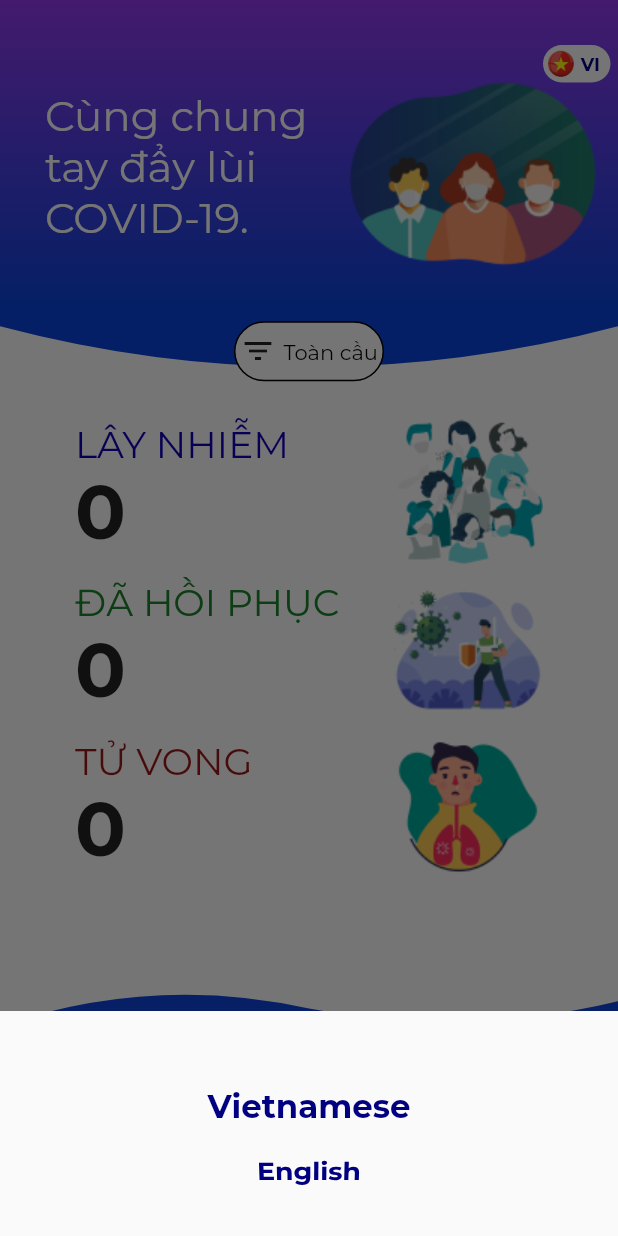
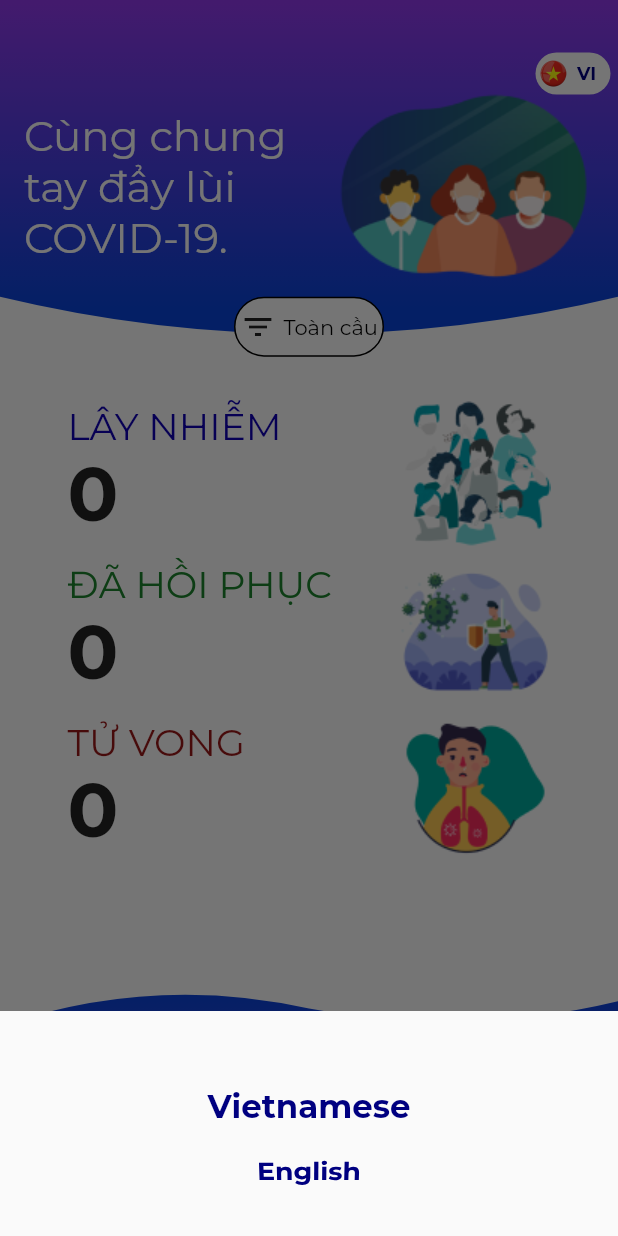
Before and after one commit to AgamottoZ/covid_tracker, a Flutter app: the screen it shows after launch, after a tap on "VI", on a phone screen of 412 x 824 dp. Run offline on Flutter 3.47's test engine with Material 2 defaults, Android fonts, the phone set to English and light mode, and no system bars; drawn by our look-alikes of flare_flutter; our stand-ins replace dio, easy_localization, flutter_dotenv, flutter_swiper, get_it, google_fonts and 3 more; missing offline and left inert: ansicolor, flutter_echarts; network calls fail; project files that could hold a hidden picture were left out.

Commit message:
Minor refactor UI

```diff
--- a/lib/screens/home/charts/line_chart.dart
+++ b/lib/screens/home/charts/line_chart.dart
@@ -5,102 +5,89 @@
     List<int> confirmed,
     List<int> deaths,
     List<int> recovered}) {
+  // return '''
+  //       option = {
+  //               xAxis: {
+  //                       show: true,
+  //                       type: 'category',
+  //                       data: ${jsonEncode(dates)},
+  //                       splitLine: {
+  //                               show: false
+  //                       }
+  //               },
+  //               yAxis: {
+  //                       show: true,
+  //                       type: 'value',
+  //                       splitLine: {
+  //                               show: false
+  //                       },
+  //               },
+  //   grid: [{
+  //       bottom: '10%'
+  //   }, {
+  //       top: '10%'
+  //   }],
+  //               series: [{
+  //                       type: 'line',
+  //                       smooth:true,
+  //                       showSymbol: false,
+  //                       hoverAnimation: true,
+  //           areaStyle: {
+  //                       smooth:true,
+  //                        color: '#29056b'
+  //                  },
+  //                       lineStyle: {
+  //                               width: 3,
+  //                               color: '#29056b'
+  //                       },
+  //                       data: $confirmed
+  //               },
+  //               {
+  //                       type: 'line',
+  //                       smooth:true,
+  //                       showSymbol: false,
+  //                       hoverAnimation: true,
+  //           areaStyle: {
+  //                       smooth:true,
+  //                               color: 'green'},
+  //                       lineStyle: {
+  //                               width: 3,
+  //                               color: 'green'
+  //                       },
+  //                       data: $recovered
+  //               },
+  //               {
+  //                       type: 'line',
+  //                       smooth:true,
+  //                       showSymbol: false,
+  //                       hoverAnimation: true,
+  //           areaStyle: {
+  //                       smooth:true,
+  //                               color: 'red'},
+  //                       lineStyle: {
+  //                               width: 3,
+  //                               color: 'red'
+  //                       },
+  //                       data: $deaths
+  //               },]
+  //       }
+
+  //       ''';
   return '''
  option = {
-        dataZoom: [
-{
-            type: 'inside',
-            start: 50,
-            end: 100
-        },
-        {
-            show: true,
-            type: 'slider',
-            top: '90%',
-            handleIcon: 'M10.7,11.9H9.3c-4.9,0.3-8.8,4.4-8.8,9.4c0,5,3.9,9.1,8.8,9.4h1.3c4.9-0.3,8.8-4.4,8.8-9.4C19.5,16.3,15.6,12.2,10.7,11.9z M13.3,24.4H6.7V23h6.6V24.4z M13.3,19.6H6.7v-1.4h6.6V19.6z',
-        }
-    ],
    xAxis: {
-                        show: true,
        type: 'category',
-                        data: ${jsonEncode(dates)},
-                        splitLine: {
-                                show: false
-                        }
+       data: ['21/01/2020', '22/01/2020', '23/01/2020']
    },
    yAxis: {
-                        show: true,
-                        type: 'value',
-                        splitLine: {
-                                show: false
+       type: 'value'
    },
-                },
-    grid: [{
-        bottom: '10%'
-    }, {
-        top: '10%'
-    }],
    series: [{
-                        type: 'line',
-                        smooth:true,
-                        showSymbol: false,
-                        hoverAnimation: true,
-            areaStyle: {
-                        smooth:true,
-                         color: '#29056b'
-                   },
-                        lineStyle: {
-                                width: 3,
-                                color: '#29056b'
-                        },
-                        data: $confirmed
-                },
-                {
-                        type: 'line',
-                        smooth:true,
-                        showSymbol: false,
-                        hoverAnimation: true,
-            areaStyle: {
-                        smooth:true,
-                                color: 'green'},
-                        lineStyle: {
-                                width: 3,
-                                color: 'green'
-                        },
-                        data: $recovered
-                },
-                {
-                        type: 'line',
-                        smooth:true,
-                        showSymbol: false,
-                        hoverAnimation: true,
-            areaStyle: {
-                        smooth:true,
-                                color: 'red'},
-                        lineStyle: {
-                                width: 3,
-                                color: 'red'
-                        },
-                        data: $deaths
-                },]
-        }
-
+       data: [820, 932, 901, 934, 1290, 1330, 1320],
+       type: 'line'
+   }]
+ };
  ''';
-//  return '''
-//  option = {
-//    xAxis: {
-//        type: 'category',
-//        data: ['21/01/2020', '22/01/2020', '23/01/2020']
-//    },
-//    yAxis: {
-//        type: 'value'
-//    },
-//    series: [{
-//        data: [820, 932, 901, 934, 1290, 1330, 1320],
-//        type: 'line'
-//    }]
-//  };
-//  ''';
 }
 //,
 //dataZoom: [{
--- a/lib/screens/home/home_screen.dart
+++ b/lib/screens/home/home_screen.dart
@@ -132,28 +132,28 @@
         children: <Widget>[
           Container(
             width: _screenSize.width,
-            height: _screenSize.height * 0.33,
+            height: _screenSize.height * 0.3,
             child: CustomPaint(
               painter: CurvePainter(),
             ),
           ),
-          Positioned(
-            left: 30,
-            top: 60,
-            child: _buildBannerText(),
+          Container(
+            padding: EdgeInsets.symmetric(horizontal: 5),
+            child: Row(
+              mainAxisAlignment: MainAxisAlignment.center,
+              children: [
+                _buildBannerText(),
+                Image.asset('assets/images/top_banner.png'),
+              ],
+            ),
           ),
           Positioned(
             top: 35,
-            right: 10,
-            child: Image.asset('assets/images/top_banner.png'),
-          ),
-          Positioned(
-            top: 30,
             right: 5,
             child: LanguageButton(),
           ),
           Positioned(
-            top: _screenSize.height * 0.26,
+            top: _screenSize.height * 0.24,
             left: _screenSize.width / 2 - 50,
             child: CountrySelectButton(),
           )
@@ -165,6 +165,8 @@
   Container _buildBannerText() {
     return Container(
       width: _screenSize.width * 0.5,
+      height: 100,
+      alignment: Alignment.center,
       child: RichText(
         text: TextSpan(
           style: GoogleFonts.montserrat(fontSize: 28, color: Colors.white),
@@ -193,6 +195,7 @@
       height: _screenSize.height * 0.47,
       child: Swiper(
         itemCount: 3,
+        loop: false,
         itemBuilder: (context, index) {
           switch (index) {
             case 0:
@@ -222,7 +225,7 @@
         return Container(
           child: ListView.builder(
               physics: NeverScrollableScrollPhysics(),
-              padding: EdgeInsets.symmetric(horizontal: 50),
+              padding: EdgeInsets.symmetric(horizontal: 45),
               shrinkWrap: true,
               itemCount: _titles.length,
               itemBuilder: (context, index) {
--- a/lib/screens/home/widgets/language_button.dart
+++ b/lib/screens/home/widgets/language_button.dart
@@ -22,6 +22,7 @@
     );
 
     return GestureDetector(
+      behavior: HitTestBehavior.translucent,
       onTap: () {
         showModalBottomSheet(
           context: context,
@@ -55,8 +56,8 @@
         );
       },
       child: Container(
-        width: 45,
-        height: 25,
+        width: 50,
+        height: 28,
         decoration: BoxDecoration(
           color: Colors.white,
           borderRadius: BorderRadius.circular(20),
```
Also changed, not shown: 1 other file. Lines whose indentation alone changed are shown as unchanged.
